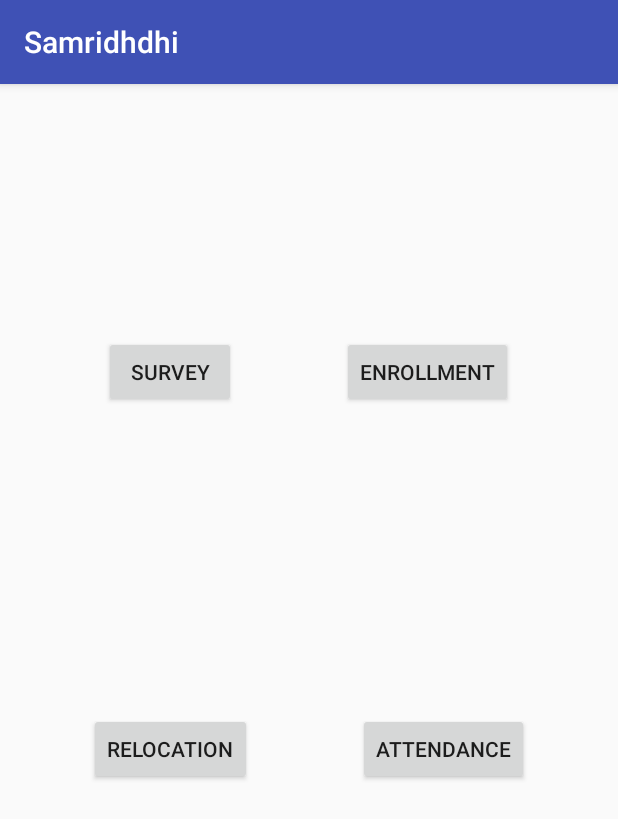
After one commit to Bengaluru2016/team-8, an Android app: the MainActivity screen opened directly, with no data from a screen before it, on a phone screen of 412 x 824 dp. The commit adds this screen. Shown: the top 819 px of the screen. Run offline under Robolectric (Android 15) with nearby library versions, the phone set to English and light mode, and no system bars.

Commit message:
main activity

```diff
--- a/Android/app/src/main/AndroidManifest.xml
+++ b/Android/app/src/main/AndroidManifest.xml
@@ -15,6 +15,7 @@
                 <category android:name="android.intent.category.LAUNCHER" />
             </intent-filter>
         </activity>
+        <activity android:name=".MainActivity"></activity>
     </application>
 
 </manifest>
--- /dev/null
+++ b/Android/app/src/main/java/rohan/samridhdhi/MainActivity.java
@@ -0,0 +1,13 @@
+package rohan.samridhdhi;
+
+import android.support.v7.app.AppCompatActivity;
+import android.os.Bundle;
+
+public class MainActivity extends AppCompatActivity {
+
+    @Override
+    protected void onCreate(Bundle savedInstanceState) {
+        super.onCreate(savedInstanceState);
+        setContentView(R.layout.activity_main);
+    }
+}
--- /dev/null
+++ b/Android/app/src/main/res/layout/activity_main.xml
@@ -0,0 +1,42 @@
+<?xml version="1.0" encoding="utf-8"?>
+<LinearLayout xmlns:android="http://schemas.android.com/apk/res/android"
+    xmlns:tools="http://schemas.android.com/tools"  android:orientation="vertical"
+    android:layout_width="match_parent" android:layout_height="match_parent">
+    <LinearLayout   android:orientation="horizontal"
+        android:layout_weight="1"
+        android:gravity="center"
+        android:layout_width="match_parent" android:layout_height="wrap_content">
+    <Button
+        android:text="Survey"
+        android:layout_margin="35dp"
+        android:layout_width="wrap_content"
+        android:layout_height="wrap_content" />
+    <Button
+        android:text="Enrollment"
+        android:layout_width="wrap_content"
+        android:layout_height="wrap_content"
+        android:layout_margin="35dp"/>
+
+
+    </LinearLayout>
+    <LinearLayout   android:orientation="horizontal"
+        android:layout_weight="1"
+        android:gravity="center"
+        android:layout_width="match_parent" android:layout_height="wrap_content">
+        <Button
+           android:text="Relocation"
+            android:layout_width="wrap_content"
+            android:layout_height="wrap_content"
+            android:layout_margin="35dp"
+            android:layout_gravity="top"/>
+        <Button
+            android:text="Attendance"
+            android:layout_width="wrap_content"
+            android:layout_height="wrap_content"
+            android:layout_margin="35dp"
+            android:layout_gravity="top"/>
+
+
+    </LinearLayout>
+
+</LinearLayout>
--- a/Android/app/src/main/res/layout/activity_splash.xml
+++ b/Android/app/src/main/res/layout/activity_splash.xml
@@ -9,8 +9,7 @@
     android:paddingTop="@dimen/activity_vertical_margin"
     tools:context="rohan.samridhdhi.SplashActivity">
 
-    <TextView
-        android:layout_width="wrap_content"
-        android:layout_height="wrap_content"
-        android:text="Hello World!" />
+    <ImageView android:src="@drawable/logo1" android:layout_gravity="" android:layout_height="wrap_content" android:layout_width="wrap_content" >
+
+    </ImageView>
 </RelativeLayout>
--- a/Android/app/src/main/res/values/strings.xml
+++ b/Android/app/src/main/res/values/strings.xml
@@ -1,3 +1,4 @@
 <resources>
     <string name="app_name">Samridhdhi</string>
+
 </resources>
```
